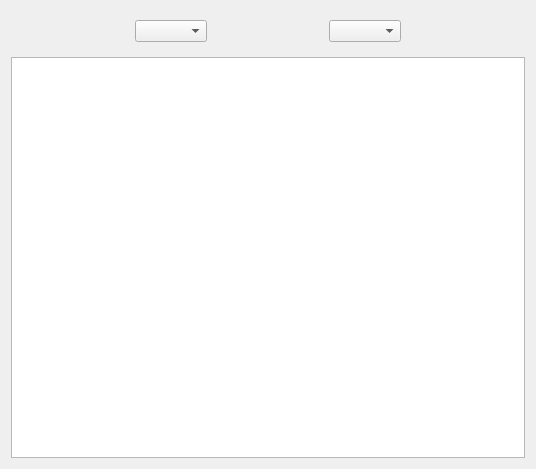
The window that causecheck.ui (MisakiFx/zeus) describes before a commit, drawn with Qt 5.
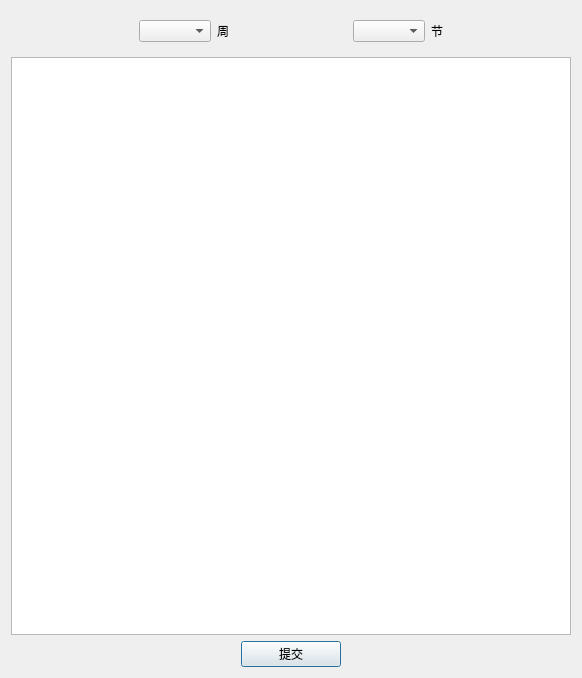
The same window after the commit.

```diff
--- a/causecheck.ui
+++ b/causecheck.ui
@@ -6,8 +6,8 @@
    <rect>
     <x>0</x>
     <y>0</y>
-    <width>536</width>
-    <height>469</height>
+    <width>582</width>
+    <height>678</height>
    </rect>
   </property>
   <property name="windowTitle">
@@ -17,7 +17,7 @@
    <bool>true</bool>
   </property>
   <layout class="QGridLayout" name="gridLayout">
-   <item row="0" column="0">
+   <item row="0" column="0" colspan="3">
     <widget class="QWidget" name="widget" native="true">
      <layout class="QHBoxLayout" name="horizontalLayout">
       <item>
@@ -34,7 +34,14 @@
        </spacer>
       </item>
       <item>
-       <widget class="QComboBox" name="comboBox"/>
+       <widget class="QComboBox" name="comboBoxCauseWeek"/>
+      </item>
+      <item>
+       <widget class="QLabel" name="label">
+        <property name="text">
+         <string>周</string>
+        </property>
+       </widget>
       </item>
       <item>
        <spacer name="horizontalSpacer">
@@ -50,7 +57,14 @@
        </spacer>
       </item>
       <item>
-       <widget class="QComboBox" name="comboBox_2"/>
+       <widget class="QComboBox" name="comboBoxCauseTime"/>
+      </item>
+      <item>
+       <widget class="QLabel" name="label_2">
+        <property name="text">
+         <string>节</string>
+        </property>
+       </widget>
       </item>
       <item>
        <spacer name="horizontalSpacer_3">
@@ -68,8 +82,57 @@
      </layout>
     </widget>
    </item>
-   <item row="1" column="0">
-    <widget class="QTableWidget" name="tableWidget"/>
+   <item row="2" column="0">
+    <spacer name="horizontalSpacer_4">
+     <property name="orientation">
+      <enum>Qt::Horizontal</enum>
+     </property>
+     <property name="sizeHint" stdset="0">
+      <size>
+       <width>218</width>
+       <height>20</height>
+      </size>
+     </property>
+    </spacer>
+   </item>
+   <item row="2" column="1">
+    <widget class="QPushButton" name="pushButtonSubmmit">
+     <property name="minimumSize">
+      <size>
+       <width>100</width>
+       <height>0</height>
+      </size>
+     </property>
+     <property name="text">
+      <string>提交</string>
+     </property>
+    </widget>
+   </item>
+   <item row="2" column="2">
+    <spacer name="horizontalSpacer_5">
+     <property name="orientation">
+      <enum>Qt::Horizontal</enum>
+     </property>
+     <property name="sizeHint" stdset="0">
+      <size>
+       <width>218</width>
+       <height>20</height>
+      </size>
+     </property>
+    </spacer>
+   </item>
+   <item row="1" column="0" colspan="3">
+    <widget class="QTableWidget" name="tableWidgetStuTable">
+     <property name="editTriggers">
+      <set>QAbstractItemView::NoEditTriggers</set>
+     </property>
+     <attribute name="horizontalHeaderStretchLastSection">
+      <bool>true</bool>
+     </attribute>
+     <attribute name="verticalHeaderStretchLastSection">
+      <bool>false</bool>
+     </attribute>
+    </widget>
    </item>
   </layout>
  </widget>
```
